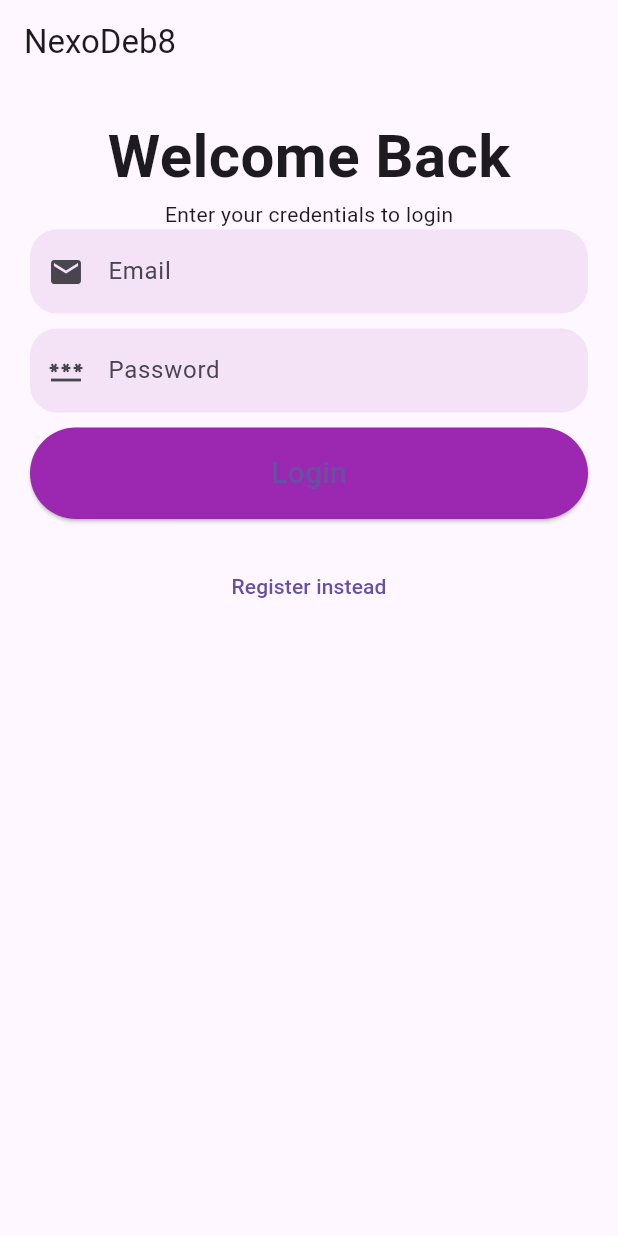
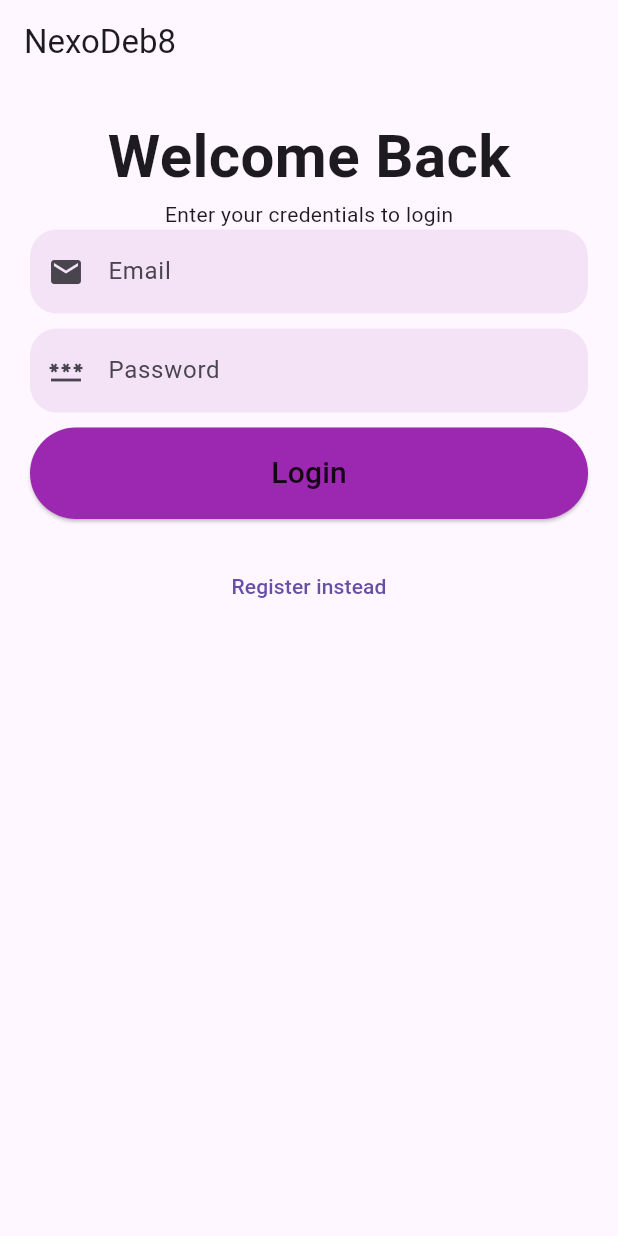
Before and after one commit to nimish-salecha/gpt, a Flutter app: the screen it shows after launch, on a phone screen of 412 x 824 dp. Run offline on Flutter 3.47's test engine with Material 3 defaults, Android fonts, the phone set to English and light mode, and no system bars; our stand-ins replace firebase_auth, firebase_core, get, google_sign_in, share_plus; missing offline and left inert: agora_uikit; accounts and stored records are empty.

Commit message:
signin/up frontend

```diff
--- a/lib/Screens/login_register_page.dart
+++ b/lib/Screens/login_register_page.dart
@@ -124,6 +124,7 @@ class _LoginPageState extends State<LoginPage> {
           shape: StadiumBorder(),
           padding: EdgeInsets.symmetric(vertical: 16),
           backgroundColor: Colors.purple,
+          foregroundColor: Colors.black87,
         ),
         child: Text(isLogin ? 'Login' : 'Sign up', style: TextStyle(fontSize: 20)),
       ),
```
